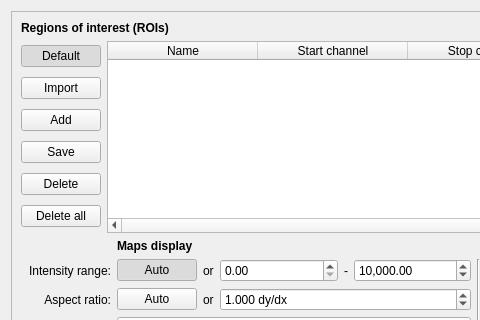
Qt form batch.ui (pfilipl/PolyX-XRF-Data-Analyser) before a commit; both pictures show x 0 to 480 and y 0 to 320 of the 1299 by 720 pixel window.
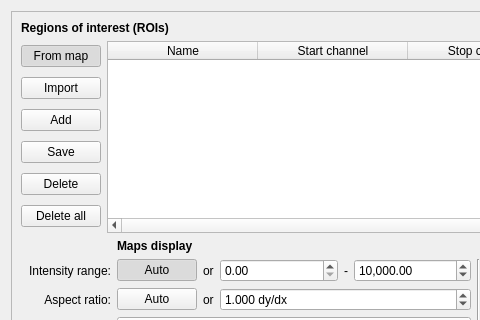
The same form after that commit.

Commit message: Default ROIs button text changed to "From map"

Patch:
```diff
--- a/batch.ui
+++ b/batch.ui
@@ -85,7 +85,7 @@
                  <bool>false</bool>
                 </property>
                 <property name="text">
-                 <string>Default</string>
+                 <string>From map</string>
                 </property>
                 <property name="checkable">
                  <bool>true</bool>
```
The commit also changes 1 other file.
